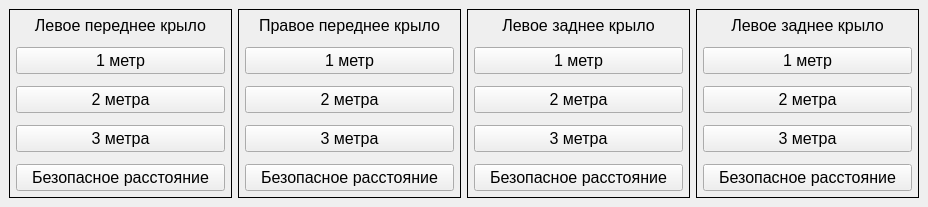
Old version of the form src/gui/res/mainwindow.ui in the repository Hryapusek/airplane-distance-detector.
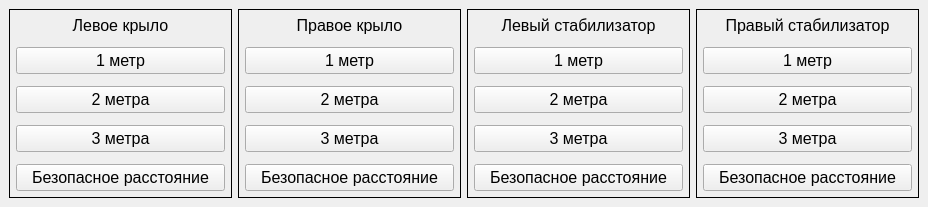
New version of the form.

```diff
--- a/src/gui/res/mainwindow.ui
+++ b/src/gui/res/mainwindow.ui
@@ -73,7 +73,7 @@
             </font>
            </property>
            <property name="text">
-            <string>Левое переднее крыло</string>
+            <string>Левое крыло</string>
            </property>
            <property name="alignment">
             <set>Qt::AlignCenter</set>
@@ -206,7 +206,7 @@
             </font>
            </property>
            <property name="text">
-            <string>Правое переднее крыло</string>
+            <string>Правое крыло</string>
            </property>
            <property name="alignment">
             <set>Qt::AlignCenter</set>
@@ -339,7 +339,7 @@
             </font>
            </property>
            <property name="text">
-            <string>Левое заднее крыло</string>
+            <string>Левый стабилизатор</string>
            </property>
            <property name="alignment">
             <set>Qt::AlignCenter</set>
@@ -472,7 +472,7 @@
             </font>
            </property>
            <property name="text">
-            <string>Левое заднее крыло</string>
+            <string>Правый стабилизатор</string>
            </property>
            <property name="alignment">
             <set>Qt::AlignCenter</set>
```
